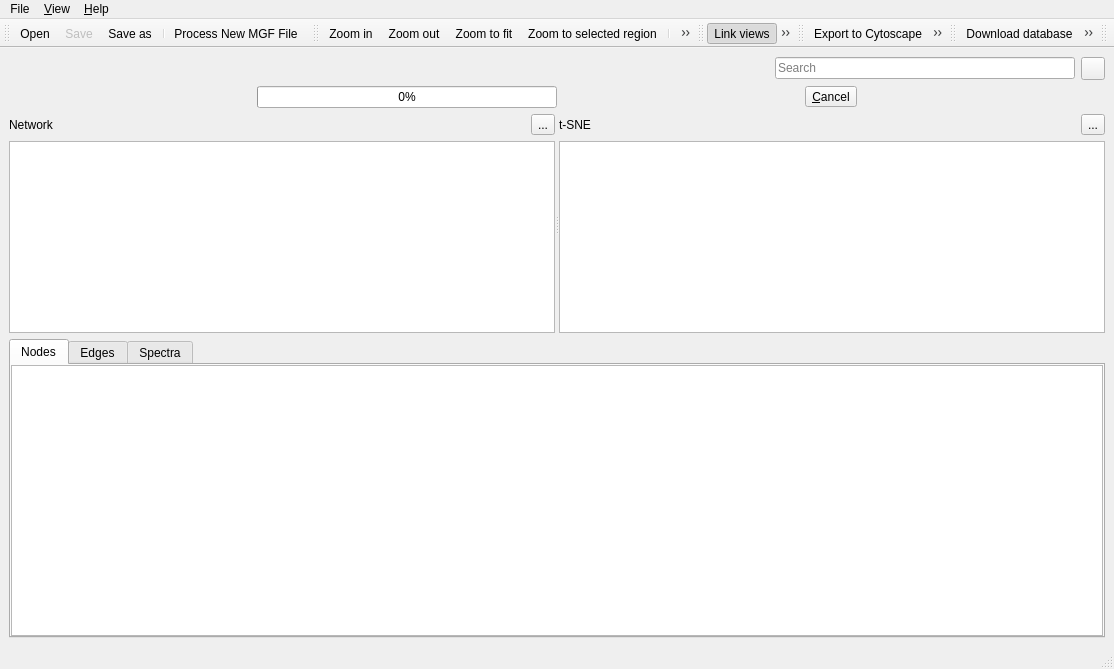
Before: the Qt Designer form lib/ui/main_window.ui in metgem/metgem, drawn with Qt 5.
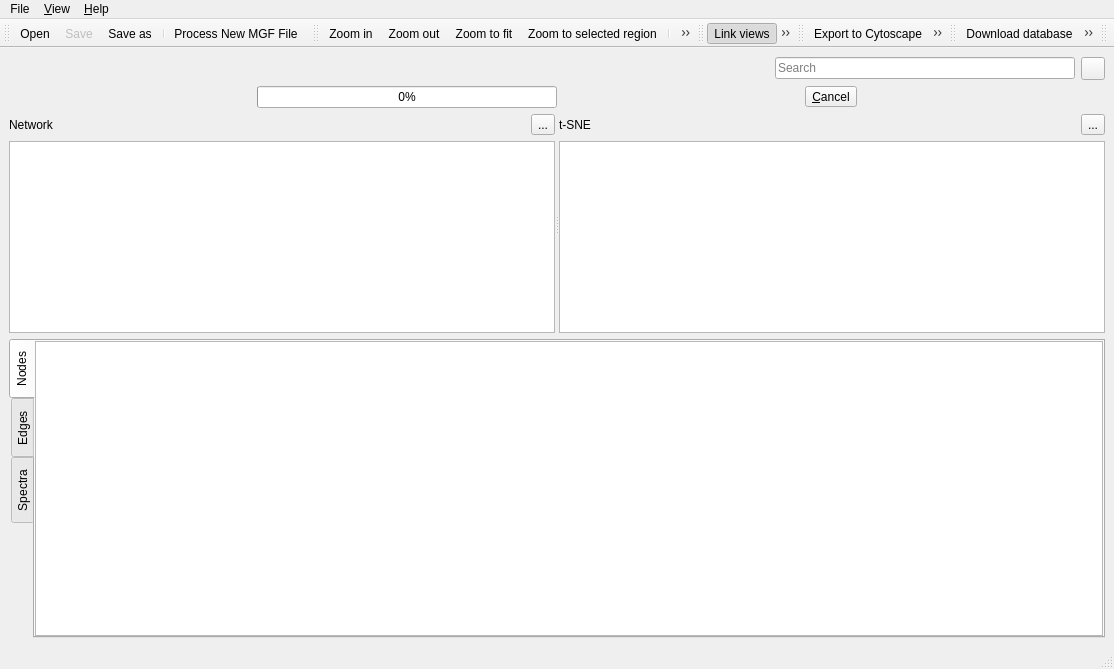
After: the same form once the commit is applied. Icons and pictures are not drawn. Custom widgets are drawn as their Qt base class.

Commit message: Work on #27. Clean up spectrum widget code.

```diff
--- a/lib/ui/main_window.ui
+++ b/lib/ui/main_window.ui
@@ -191,8 +191,11 @@
     </item>
     <item>
      <widget class="QTabWidget" name="tabWidget">
-      <property name="currentIndex">
-       <number>0</number>
+      <property name="tabPosition">
+       <enum>QTabWidget::West</enum>
+      </property>
+      <property name="movable">
+       <bool>true</bool>
       </property>
       <widget class="QTableView" name="tvNodes">
        <attribute name="icon">
```
The commit also changes 6 other files.
